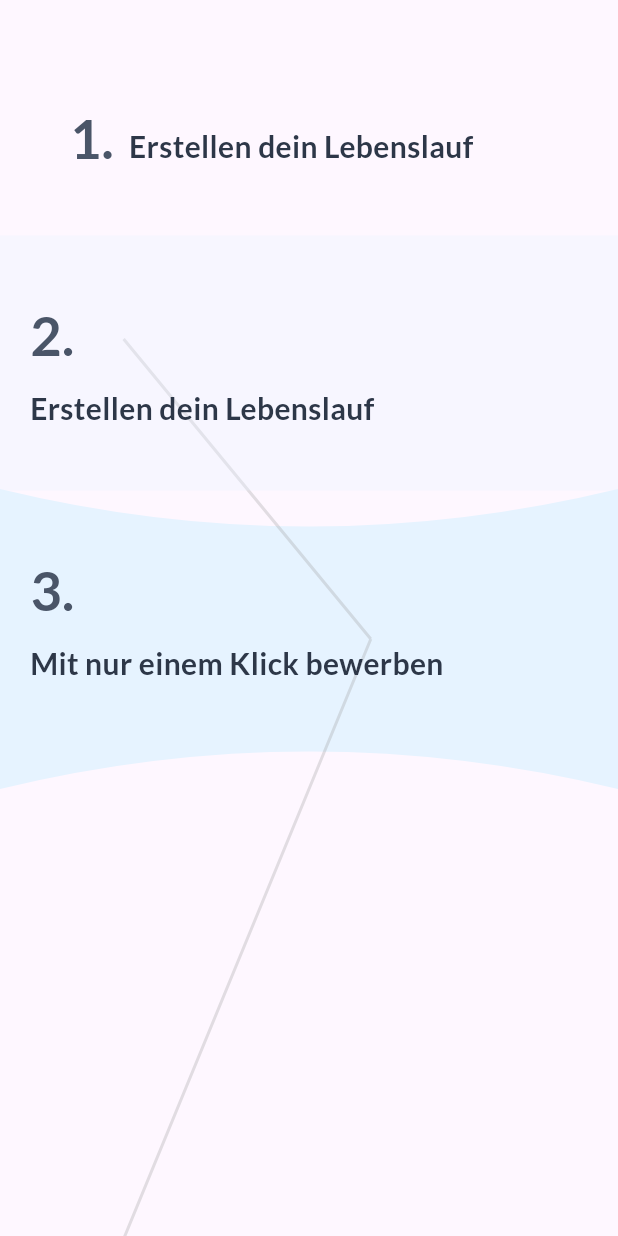
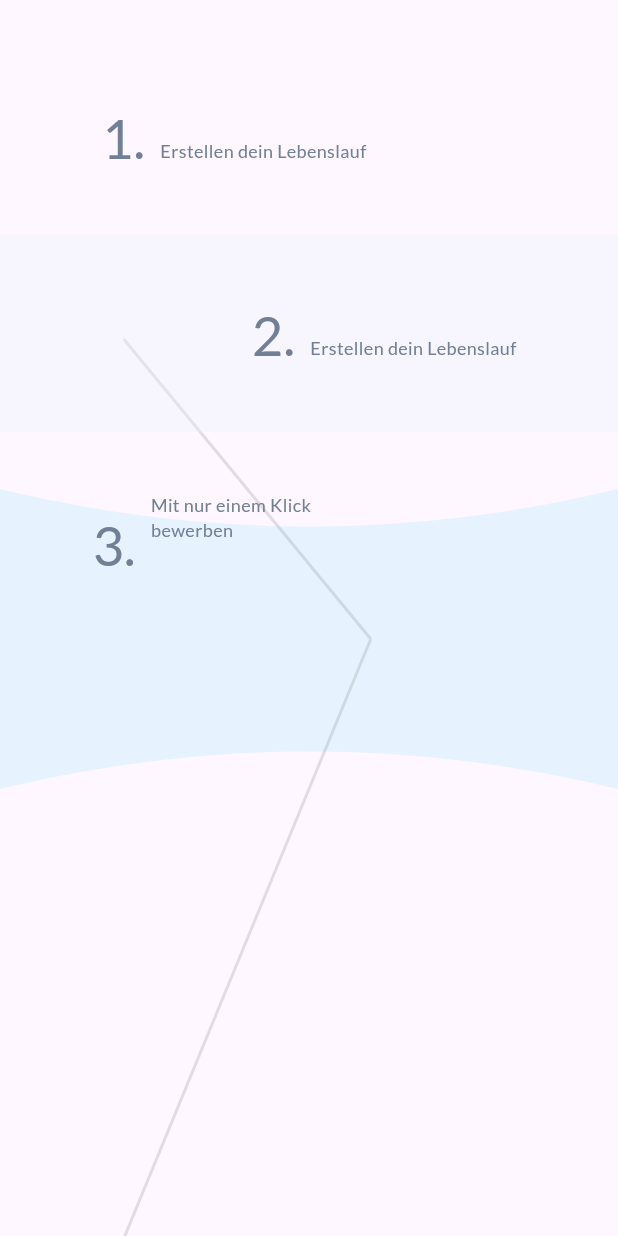
Before and after one commit to FarhanAli-98/prototype, a Flutter app: the screen it shows after launch, scrolled down 576 dp, on a phone screen of 412 x 824 dp. Run offline on Flutter 3.47's test engine with Material 3 defaults, Android fonts, the phone set to English and light mode, and no system bars; our stand-ins replace flutter_svg.

Commit message:
Update prototype.dart

```diff
--- a/lib/presentation/screens/prototype.dart
+++ b/lib/presentation/screens/prototype.dart
@@ -208,24 +208,26 @@ class StepOne extends StatelessWidget {
               Text(
                 '1.',
                 style: TextStyle(
-                  fontSize: isDesktop ? 48 : 36,
-                  color: const Color(0xFF4A5568),
-                  fontWeight: FontWeight.bold,
+                  fontSize: isDesktop ? 60 : 36,
+                  color: const Color(0xFF718096),
+                  fontWeight: FontWeight.normal,
+                  fontFamily: 'Lato',
                 ),
               ),
               const SizedBox(width: 10),
               Text(
                 'Erstellen dein Lebenslauf',
                 style: TextStyle(
-                  fontSize: isDesktop ? 24 : 20,
-                  color: const Color(0xFF2D3748),
-                  fontWeight: FontWeight.bold,
+                  fontSize: isDesktop ? 16 : 12,
+                  color: const Color(0xFF718096),
+                  fontWeight: FontWeight.w500,
+                  fontFamily: 'Lato',
                 ),
               ),
             ],
           ),
           SizedBox(
-            width: 50,
+            width: 100,
           ),
           if (isDesktop)
             SvgPicture.asset(
@@ -252,36 +254,41 @@ class StepTwo extends StatelessWidget {
       ),
       color: const Color(0xFFE6F3FF).withOpacity(0.3),
       child: Row(
-        crossAxisAlignment: CrossAxisAlignment.start,
+        crossAxisAlignment: CrossAxisAlignment.center,
+        mainAxisAlignment: MainAxisAlignment.center,
         children: [
           if (isDesktop)
             SvgPicture.asset(
               'assets/images/undraw_task_31wc.svg',
               width: 300,
             ),
-          Expanded(
-            child: Column(
-              crossAxisAlignment: CrossAxisAlignment.start,
+          SizedBox(
+            width: 100,
+          ),
+          Row(
+            crossAxisAlignment: CrossAxisAlignment.baseline,
+            textBaseline: TextBaseline.alphabetic,
             children: [
               Text(
                 '2.',
                 style: TextStyle(
-                    fontSize: isDesktop ? 48 : 36,
-                    color: const Color(0xFF4A5568),
-                    fontWeight: FontWeight.bold,
+                  fontSize: isDesktop ? 60 : 36,
+                  color: const Color(0xFF718096),
+                  fontWeight: FontWeight.normal,
+                  fontFamily: 'Lato',
                 ),
               ),
-                const SizedBox(height: 10),
+              const SizedBox(width: 10),
               Text(
                 'Erstellen dein Lebenslauf',
                 style: TextStyle(
-                    fontSize: isDesktop ? 24 : 20,
-                    color: const Color(0xFF2D3748),
-                    fontWeight: FontWeight.bold,
+                  fontSize: isDesktop ? 16 : 12,
+                  color: const Color(0xFF718096),
+                  fontWeight: FontWeight.w500,
+                  fontFamily: 'Lato',
                 ),
               ),
             ],
-            ),
           ),
         ],
       ),
@@ -302,31 +309,44 @@ class StepThree extends StatelessWidget {
         vertical: 40,
       ),
       child: Row(
-        crossAxisAlignment: CrossAxisAlignment.start,
+        crossAxisAlignment: CrossAxisAlignment.center,
+        mainAxisAlignment: MainAxisAlignment.center,
         children: [
-          Expanded(
-            child: Column(
-              crossAxisAlignment: CrossAxisAlignment.start,
+          Row(
+            crossAxisAlignment: CrossAxisAlignment.end, // Aligns content to the top
+            children: [
+              Column(
+                mainAxisAlignment: MainAxisAlignment.end,
                 children: [
                   Text(
                     '3.',
                     style: TextStyle(
-                    fontSize: isDesktop ? 48 : 36,
-                    color: const Color(0xFF4A5568),
-                    fontWeight: FontWeight.bold,
-                  ),
-                ),
-                const SizedBox(height: 10),
-                Text(
-                  'Mit nur einem Klick bewerben',
-                  style: TextStyle(
-                    fontSize: isDesktop ? 24 : 20,
-                    color: const Color(0xFF2D3748),
-                    fontWeight: FontWeight.bold,
+                      fontSize: isDesktop ? 60 : 36,
+                      color: const Color(0xFF718096),
+                      fontWeight: FontWeight.normal,
+                      fontFamily: 'Lato',
                     ),
                   ),
                 ],
               ),
+              const SizedBox(width: 10),
+              SizedBox(
+                width: 150,
+                height: 60,
+                child: Text(
+                  'Mit nur einem Klick bewerben',
+                  style: TextStyle(
+                    fontSize: isDesktop ? 16 : 12,
+                    color: const Color(0xFF718096),
+                    fontWeight: FontWeight.w500,
+                    fontFamily: 'Lato',
+                  ),
+                ),
+              ),
+            ],
+          ),
+          SizedBox(
+            width: 100,
           ),
           if (isDesktop)
             SvgPicture.asset(
```
Lines whose indentation alone changed are shown as unchanged.
